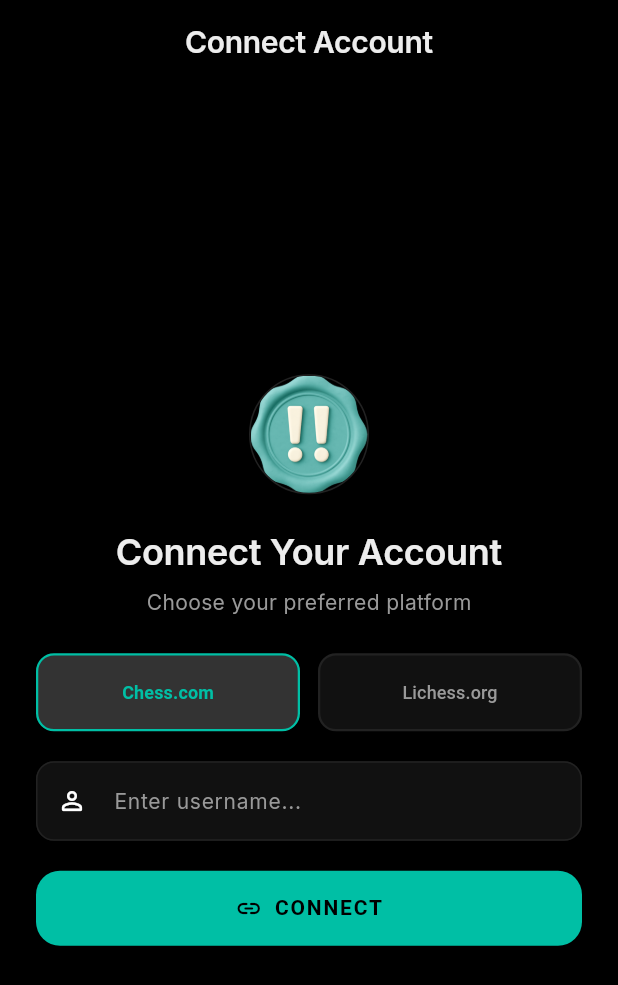
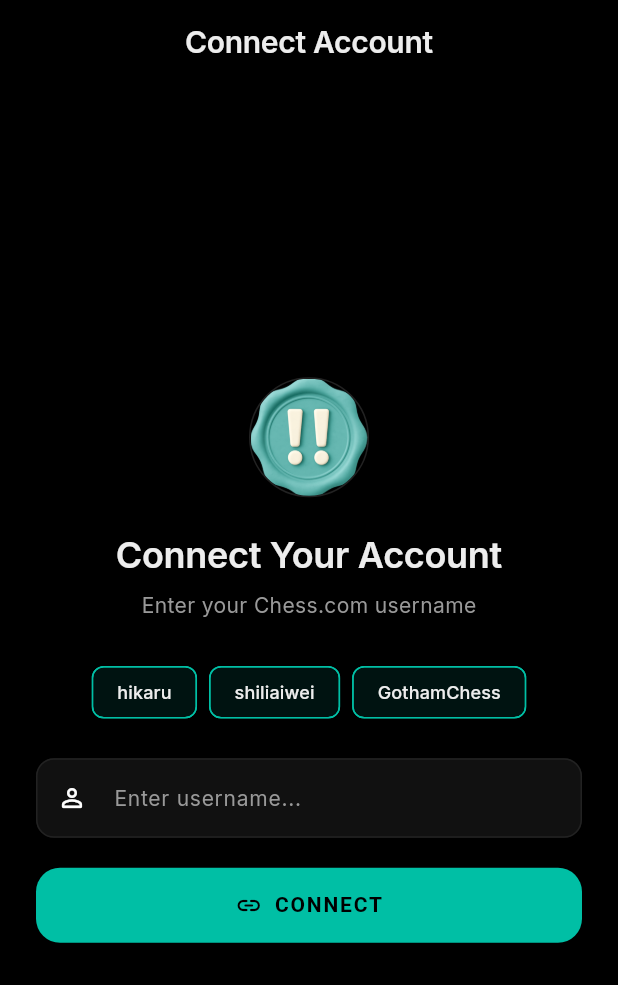
Before and after one commit to shiliaiwei/brilliant_movee, a Flutter app: the SearchScreen screen opened by its route, on a phone screen of 412 x 824 dp. Shown: the top 985 px of the screen. Run offline on Flutter 3.47's test engine with Material 3 defaults, Android fonts, the phone set to English and light mode, and no system bars; our stand-ins replace cached_network_image, dio, flutter_riverpod, go_router, google_fonts, just_audio and 1 more; missing offline and left inert: chess; accounts and stored records are empty; network calls fail.

Commit message:
Remove Lichess, redesign Profile with Insights, add quick-connect users

```diff
--- a/lib/data/repositories/game_repository.dart
+++ b/lib/data/repositories/game_repository.dart
@@ -2,14 +2,12 @@
 import '../../core/services/storage_service.dart';
 import '../models/game_model.dart';
 import '../sources/chess_com_api.dart';
-import '../sources/lichess_api.dart';
 
-/// Repository for game history data.
+/// Repository for game history data from Chess.com.
 class GameRepository {
-  GameRepository(this._chessCom, this._lichess, this._storage);
+  GameRepository(this._chessCom, this._storage);
 
   final ChessComApi _chessCom;
-  final LichessApi _lichess;
   final StorageService _storage;
 
   // In-memory cache
@@ -19,33 +17,26 @@
   Future<List<GameModel>> getRecentGames(
     String username, {
     bool forceRefresh = false,
-    String? platform,
   }) async {
-    final effectivePlatform =
-        platform ?? _storage.connectedPlatform ?? 'chess_com';
-    final key = '${effectivePlatform}_${username.toLowerCase()}';
+    final key = username.toLowerCase();
 
     if (!forceRefresh && _gamesCache.containsKey(key)) {
       return _gamesCache[key]!;
     }
 
     try {
-      List<GameModel> allGames = [];
+      final archives = await _chessCom.getArchiveUrls(username);
+      if (archives.isEmpty) return [];
 
-      if (effectivePlatform == 'lichess') {
-        allGames = await _lichess.getRecentGames(username, limit: 30);
-      } else {
-        final archives = await _chessCom.getArchiveUrls(username);
-        if (archives.isEmpty) return [];
+      // Fetch last 6 months for history
+      final recentArchives = archives.reversed.take(6).toList();
 
-        final recentArchives = archives.reversed.take(6).toList();
-        final results = await Future.wait(recentArchives.map((url) => _chessCom
-            .getGamesFromArchive(url)
-            .catchError((_) => <GameModel>[])));
+      final results = await Future.wait(recentArchives.map((url) =>
+          _chessCom.getGamesFromArchive(url).catchError((_) => <GameModel>[])));
 
-        for (final games in results) {
-          allGames.addAll(games);
-        }
+      final List<GameModel> allGames = [];
+      for (final games in results) {
+        allGames.addAll(games);
       }
 
       // Sort by date descending
@@ -64,7 +55,6 @@
 final gameRepositoryProvider = Provider<GameRepository>((ref) {
   return GameRepository(
     ref.read(chessComApiProvider),
-    ref.read(lichessApiProvider),
     ref.read(storageServiceProvider),
   );
 });
--- a/lib/data/repositories/player_repository.dart
+++ b/lib/data/repositories/player_repository.dart
@@ -3,20 +3,18 @@
 import '../models/player_model.dart';
 import '../models/leaderboard_model.dart';
 import '../sources/chess_com_api.dart';
-import '../sources/lichess_api.dart';
 
 /// Repository for player data.
 class PlayerRepository {
-  PlayerRepository(this._chessCom, this._lichess, this._storage);
+  PlayerRepository(this._chessCom, this._storage);
 
   final ChessComApi _chessCom;
-  final LichessApi _lichess;
   final StorageService _storage;
 
   // In-memory cache
   final Map<String, PlayerModel> _profileCache = {};
 
-  /// Fetch top players in a specific category (daily, blitz, rapid, bullet, etc.)
+  /// Fetch top players from Chess.com
   Future<List<LeaderboardPlayer>> getTopPlayers(String category) async {
     final data = await _chessCom.getLeaderboards();
     final players = data[category] as List? ?? [];
@@ -25,35 +23,22 @@
         .toList();
   }
 
-  /// Fetch full player profile.
-  Future<PlayerModel> getFullProfile(String username,
-      {String? platform}) async {
-    final effectivePlatform =
-        platform ?? _storage.connectedPlatform ?? 'chess_com';
-    final key = '${effectivePlatform}_${username.toLowerCase()}';
+  /// Fetch full player profile from Chess.com
+  Future<PlayerModel> getFullProfile(String username) async {
+    final key = username.toLowerCase();
     if (_profileCache.containsKey(key)) return _profileCache[key]!;
 
-    PlayerModel? profile;
-
-    if (effectivePlatform == 'lichess') {
-      profile = await _lichess.getPlayer(username);
-    } else {
-      profile = await _chessCom.getPlayer(username);
-      final stats = await _chessCom.getPlayerStats(username);
-      profile = profile.copyWith(stats: stats);
-    }
+    PlayerModel profile = await _chessCom.getPlayer(username);
+    final stats = await _chessCom.getPlayerStats(username);
+    profile = profile.copyWith(stats: stats);
 
     _profileCache[key] = profile;
     return profile;
   }
 
-  /// Validate username exists on platform.
-  Future<bool> validateUsername(String username,
-      {String platform = 'chess_com'}) async {
+  /// Validate username exists on Chess.com
+  Future<bool> validateUsername(String username) async {
     try {
-      if (platform == 'lichess') {
-        return await _lichess.validateUsername(username);
-      }
       return await _chessCom.validateUsername(username);
     } catch (_) {
       return false;
@@ -66,7 +51,6 @@
 final playerRepositoryProvider = Provider<PlayerRepository>((ref) {
   return PlayerRepository(
     ref.read(chessComApiProvider),
-    ref.read(lichessApiProvider),
     ref.read(storageServiceProvider),
   );
 });
--- a/lib/features/history/history_screen.dart
+++ b/lib/features/history/history_screen.dart
@@ -42,7 +42,7 @@
           unselectedLabelColor: Colors.white38,
           tabs: const [
             Tab(text: 'HISTORY'),
-            Tab(text: 'CONNECT'),
+            Tab(text: 'SEARCH'),
           ],
         ),
       ),
--- a/lib/features/search/search_screen.dart
+++ b/lib/features/search/search_screen.dart
@@ -9,32 +9,26 @@
 import '../../core/router/app_router.dart';
 import '../../data/repositories/player_repository.dart';
 
-enum ChessPlatform { chessCom, lichess }
-
 class _SearchState {
   const _SearchState({
     this.isLoading = false,
     this.error,
     this.username = '',
-    this.platform = ChessPlatform.chessCom,
   });
 
   final bool isLoading;
   final String? error;
   final String username;
-  final ChessPlatform platform;
 
   _SearchState copyWith({
     bool? isLoading,
     String? error,
     String? username,
-    ChessPlatform? platform,
   }) {
     return _SearchState(
       isLoading: isLoading ?? this.isLoading,
       error: error,
       username: username ?? this.username,
-      platform: platform ?? this.platform,
     );
   }
 }
@@ -63,10 +57,6 @@
     );
   }
 
-  void setPlatform(ChessPlatform platform) {
-    state = state.copyWith(platform: platform, error: null);
-  }
-
   Future<bool> connect(BuildContext context) async {
     final username = state.username.trim();
     if (username.isEmpty) {
@@ -74,28 +64,22 @@
       return false;
     }
 
-    final platformStr =
-        state.platform == ChessPlatform.lichess ? 'lichess' : 'chess_com';
     state = state.copyWith(isLoading: true, error: null);
 
     try {
-      final isValid =
-          await _repo.validateUsername(username, platform: platformStr);
+      final isValid = await _repo.validateUsername(username);
       if (!isValid) {
         state = state.copyWith(
           isLoading: false,
-          error:
-              'Player not found on ${state.platform == ChessPlatform.lichess ? 'Lichess.org' : 'Chess.com'}',
+          error: 'Player not found on Chess.com',
         );
         return false;
       }
 
       await _storage.setConnectedUsername(username);
-      await _storage.setConnectedPlatform(platformStr);
       await _storage.addRecentUsername(username);
 
       _ref.read(connectedUsernameProvider.notifier).state = username;
-      _ref.read(connectedPlatformProvider.notifier).state = platformStr;
 
       state = state.copyWith(isLoading: false);
       return true;
@@ -122,6 +106,8 @@
   final _controller = TextEditingController();
   final _focusNode = FocusNode();
   final _shakeKey = GlobalKey<_ShakeWidgetState>();
+
+  final List<String> _testUsernames = ['hikaru', 'shiliaiwei', 'GothamChess'];
 
   @override
   void initState() {
@@ -193,30 +179,31 @@
                   const SizedBox(height: AppSpacing.xxl),
                   Text('Connect Your Account', style: AppTextStyles.headline),
                   const SizedBox(height: AppSpacing.sm),
-                  Text('Choose your preferred platform',
+                  Text('Enter your Chess.com username',
                       style: AppTextStyles.bodyMuted),
 
                   const SizedBox(height: AppSpacing.xxl),
 
-                  // Platform Selector
-                  Row(
-                    children: [
-                      _PlatformCard(
-                        label: 'Chess.com',
-                        isSelected: state.platform == ChessPlatform.chessCom,
-                        onTap: () => ref
-                            .read(_searchStateProvider.notifier)
-                            .setPlatform(ChessPlatform.chessCom),
-                      ),
-                      const SizedBox(width: 12),
-                      _PlatformCard(
-                        label: 'Lichess.org',
-                        isSelected: state.platform == ChessPlatform.lichess,
-                        onTap: () => ref
-                            .read(_searchStateProvider.notifier)
-                            .setPlatform(ChessPlatform.lichess),
-                      ),
-                    ],
+                  // Quick test users
+                  Wrap(
+                    spacing: 8,
+                    alignment: WrapAlignment.center,
+                    children: _testUsernames
+                        .map((u) => ActionChip(
+                              label:
+                                  Text(u, style: const TextStyle(fontSize: 12)),
+                              onPressed: () {
+                                _controller.text = u;
+                                ref
+                                    .read(_searchStateProvider.notifier)
+                                    .updateUsername(u);
+                                _connect();
+                              },
+                              backgroundColor:
+                                  AppColors.primary.withValues(alpha: 0.1),
+                              side: const BorderSide(color: AppColors.primary),
+                            ))
+                        .toList(),
                   ),
 
                   const SizedBox(height: AppSpacing.xl),
@@ -284,44 +271,6 @@
   }
 }
 
-class _PlatformCard extends StatelessWidget {
-  const _PlatformCard(
-      {required this.label, required this.isSelected, required this.onTap});
-  final String label;
-  final bool isSelected;
-  final VoidCallback onTap;
-
-  @override
-  Widget build(BuildContext context) {
-    return Expanded(
-      child: GestureDetector(
-        onTap: onTap,
-        child: AnimatedContainer(
-          duration: const Duration(milliseconds: 200),
-          padding: const EdgeInsets.symmetric(vertical: 16),
-          decoration: BoxDecoration(
-            color: isSelected ? AppColors.color3 : AppColors.color1,
-            borderRadius: BorderRadius.circular(12),
-            border: Border.all(
-              color: isSelected ? AppColors.primary : AppColors.divider,
-              width: 1.5,
-            ),
-          ),
-          child: Center(
-            child: Text(
-              label,
-              style: AppTextStyles.label.copyWith(
-                color: isSelected ? AppColors.primary : AppColors.textSecondary,
-                fontWeight: isSelected ? FontWeight.bold : null,
-              ),
-            ),
-          ),
-        ),
-      ),
-    );
-  }
-}
-
 class _ShakeWidget extends StatefulWidget {
   const _ShakeWidget({super.key, required this.child});
   final Widget child;
```
Also changed, not shown: lib/core/services/storage_service.dart (+2 -16 lines), lib/data/sources/lichess_api.dart (deleted, +0 -149 lines), lib/features/home/home_screen.dart (+6 -9 lines), lib/features/profile/profile_screen.dart (+189 -157 lines).
